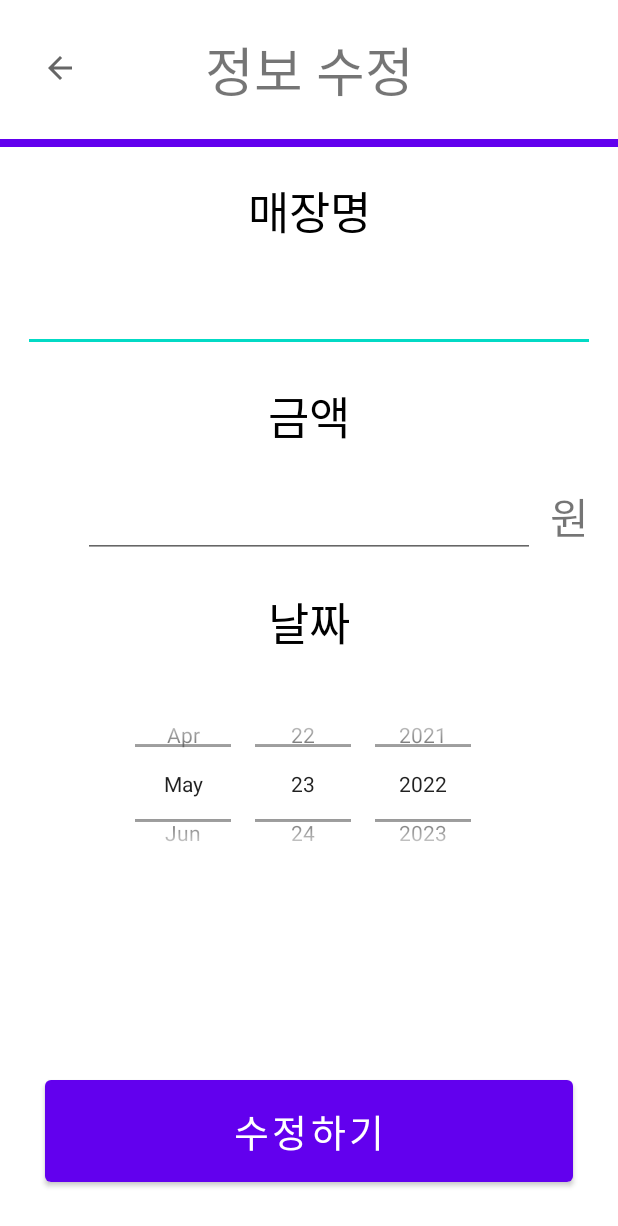
After one commit to one4524/ocrcamera, an Android app: the ModifyActivity screen opened directly, with no data from a screen before it, on a phone screen of 412 x 824 dp. The commit adds this screen. Shown: the top 1226 px of the screen. Run offline under Robolectric (Android 15) with nearby library versions, the phone set to English and light mode, and no system bars; our stand-ins replace Firebase (no records; nobody signed in at launch, a user with empty details on screens opened directly); 1 statement that could not run was skipped.

Commit message:
add btn-modify, delete

```diff
--- a/app/src/main/java/com/example/ocrcamera/DayData.kt
+++ b/app/src/main/java/com/example/ocrcamera/DayData.kt
@@ -6,5 +6,6 @@ data class DayData(
     val money: String,
     val year: String,
     val month: String,
-    val day: String
+    val day: String,
+    val docid: String
 )
--- a/app/src/main/java/com/example/ocrcamera/MainActivity.kt
+++ b/app/src/main/java/com/example/ocrcamera/MainActivity.kt
@@ -77,7 +77,8 @@ class MainActivity : AppCompatActivity() {
                         items.add(DayData(doc["id"] as String,
                             doc["place"] as String,
                             doc["money"] as String, doc["year"] as String,
-                            doc["month"] as String, doc["day"] as String
+                            doc["month"] as String, doc["day"] as String,
+                            doc.id
                         ))
                 }
 
--- /dev/null
+++ b/app/src/main/java/com/example/ocrcamera/ModifyActivity.kt
@@ -0,0 +1,53 @@
+package com.example.ocrcamera
+
+import android.content.Intent
+import androidx.appcompat.app.AppCompatActivity
+import android.os.Bundle
+import android.util.Log
+import android.widget.DatePicker
+import com.example.ocrcamera.databinding.ActivityModifyBinding
+import com.google.firebase.firestore.FirebaseFirestore
+import com.google.firebase.firestore.ktx.firestore
+import com.google.firebase.ktx.Firebase
+
+class ModifyActivity : AppCompatActivity() {
+    private lateinit var binding : ActivityModifyBinding
+    private val db: FirebaseFirestore = Firebase.firestore
+    private val itemsCollectionRef = db.collection("items") // items는 Collection ID
+
+
+    override fun onCreate(savedInstanceState: Bundle?) {
+        super.onCreate(savedInstanceState)
+        binding = ActivityModifyBinding.inflate(layoutInflater)
+        setContentView(binding.root)
+        val docId = intent.getStringExtra("docId")
+        val place = intent.getStringExtra("place")
+        val money = intent.getStringExtra("money")
+        val year = intent.getStringExtra("year")?.toInt()
+        val month = intent.getStringExtra("month")?.toInt()
+        val day = intent.getStringExtra("day")?.toInt()
+
+        binding.name.setText(place)
+        binding.money.setText(money)
+        binding.dataPicker.init(year!!,(month!!-1), day!!, DatePicker.OnDateChangedListener { datePicker, i, i2, i3 ->  })
+
+
+
+        binding.save.setOnClickListener {
+            if (docId != null) {
+                itemsCollectionRef.document(docId).update("place",binding.name.text.toString())
+                    .addOnSuccessListener { }
+                itemsCollectionRef.document(docId).update("money",binding.money.text.toString())
+                    .addOnSuccessListener { }
+                itemsCollectionRef.document(docId).update("year",binding.dataPicker.year.toString())
+                    .addOnSuccessListener { }
+                itemsCollectionRef.document(docId).update("month",(binding.dataPicker.month+1).toString())
+                    .addOnSuccessListener { }
+                itemsCollectionRef.document(docId).update("day",binding.dataPicker.dayOfMonth.toString())
+                    .addOnSuccessListener { }
+            }
+            finish()
+
+        }
+    }
+}
--- a/app/src/main/java/com/example/ocrcamera/socket.java
+++ b/app/src/main/java/com/example/ocrcamera/socket.java
@@ -19,8 +19,8 @@ public class socket {
     private Socket socket;
     private DataOutputStream dos;
     private DataInputStream dis;
-    private final String ip = "10.0.2.2";
-    //private String ip = "121.128.170.170";
+    //private final String ip = "10.0.2.2";
+    private String ip = "192.168.0.10";
     private final int port = 7070;
     private String str;
     ByteArrayOutputStream byteArray;
--- /dev/null
+++ b/app/src/main/res/layout/activity_modify.xml
@@ -0,0 +1,162 @@
+<?xml version="1.0" encoding="utf-8"?>
+<androidx.constraintlayout.widget.ConstraintLayout xmlns:android="http://schemas.android.com/apk/res/android"
+    xmlns:app="http://schemas.android.com/apk/res-auto"
+    xmlns:tools="http://schemas.android.com/tools"
+    android:layout_width="match_parent"
+    android:layout_height="match_parent"
+    tools:context=".ModifyActivity">
+
+    <ScrollView
+        android:layout_width="match_parent"
+        android:layout_height="match_parent">
+
+        <androidx.constraintlayout.widget.ConstraintLayout
+            android:layout_width="match_parent"
+            android:layout_height="wrap_content">
+
+            <TextView
+                android:id="@+id/textView1"
+                android:layout_width="wrap_content"
+                android:layout_height="wrap_content"
+                android:layout_marginTop="20dp"
+                android:text="정보 수정"
+                android:textSize="35dp"
+                app:layout_constraintEnd_toEndOf="parent"
+                app:layout_constraintStart_toStartOf="parent"
+                app:layout_constraintTop_toTopOf="parent" />
+
+            <View
+                android:id="@+id/view"
+                android:layout_width="match_parent"
+                android:layout_height="5dp"
+                android:layout_marginTop="20dp"
+                android:background="@color/purple_500"
+                app:layout_constraintEnd_toEndOf="parent"
+                app:layout_constraintStart_toStartOf="parent"
+                app:layout_constraintTop_toBottomOf="@+id/textView1" />
+
+            <TextView
+                android:id="@+id/textView2"
+                android:textColor="@color/black"
+                android:layout_width="wrap_content"
+                android:layout_height="wrap_content"
+                android:layout_marginTop="20dp"
+                android:text="매장명"
+                android:textAlignment="textEnd"
+                android:textSize="30dp"
+                app:layout_constraintEnd_toEndOf="parent"
+                app:layout_constraintStart_toStartOf="parent"
+                app:layout_constraintTop_toBottomOf="@+id/view" />
+
+            <EditText
+                android:id="@+id/name"
+                android:layout_width="match_parent"
+                android:layout_height="wrap_content"
+                android:textColor="@color/gray"
+                android:text="이름"
+                android:textSize="26dp"
+                android:layout_margin="15dp"
+                android:gravity="center"
+                app:layout_constraintEnd_toEndOf="parent"
+                app:layout_constraintStart_toStartOf="parent"
+                app:layout_constraintTop_toBottomOf="@+id/textView2" />
+
+            <TextView
+                android:id="@+id/textView3"
+                android:textColor="@color/black"
+                android:layout_width="wrap_content"
+                android:layout_height="wrap_content"
+                android:layout_marginTop="20dp"
+                android:text="금액"
+                android:textAlignment="textEnd"
+                android:textSize="30dp"
+                app:layout_constraintEnd_toEndOf="parent"
+                app:layout_constraintStart_toStartOf="parent"
+                app:layout_constraintTop_toBottomOf="@+id/name" />
+
+
+            <DatePicker
+                android:id="@+id/dataPicker"
+                android:layout_width="match_parent"
+                android:layout_height="130dp"
+                android:layout_marginTop="20dp"
+                android:calendarViewShown="false"
+                android:datePickerMode="spinner"
+                app:layout_constraintEnd_toEndOf="parent"
+                app:layout_constraintStart_toStartOf="parent"
+                app:layout_constraintTop_toBottomOf="@+id/textView4" />
+
+
+
+            <TextView
+                android:id="@+id/textView4"
+                android:layout_width="wrap_content"
+                android:layout_height="wrap_content"
+                android:layout_marginTop="20dp"
+                android:textColor="@color/black"
+                android:text="날짜"
+                android:textAlignment="textEnd"
+                android:textSize="30dp"
+                app:layout_constraintEnd_toEndOf="parent"
+                app:layout_constraintStart_toStartOf="parent"
+                app:layout_constraintTop_toBottomOf="@+id/money" />
+
+
+            <EditText
+                android:id="@+id/money"
+                android:layout_width="match_parent"
+                android:layout_height="wrap_content"
+                android:layout_marginStart="55dp"
+                android:layout_marginTop="16dp"
+                android:layout_marginEnd="55dp"
+
+                android:gravity="center"
+                android:text="0"
+                android:textColor="@color/gray"
+                android:textSize="26dp"
+                app:layout_constraintEnd_toEndOf="parent"
+                app:layout_constraintHorizontal_bias="1.0"
+                app:layout_constraintStart_toStartOf="parent"
+                app:layout_constraintTop_toBottomOf="@+id/textView3" />
+
+            <TextView
+                android:layout_width="wrap_content"
+                android:layout_height="wrap_content"
+                android:text="원"
+                android:textSize="28dp"
+                android:layout_marginStart="10dp"
+                app:layout_constraintBottom_toBottomOf="@+id/money"
+                app:layout_constraintStart_toEndOf="@+id/money"
+                app:layout_constraintTop_toTopOf="@+id/money" />
+
+
+            <ImageButton
+                android:id="@+id/detail_out"
+                android:layout_width="80dp"
+                android:layout_height="80dp"
+                android:layout_marginTop="5dp"
+                android:background="@color/white"
+                app:layout_constraintStart_toStartOf="parent"
+                app:layout_constraintTop_toTopOf="parent"
+                app:srcCompat="?attr/actionModeCloseDrawable" />
+
+
+
+        </androidx.constraintlayout.widget.ConstraintLayout>
+
+    </ScrollView>
+
+
+    <Button
+        android:id="@+id/save"
+        android:layout_width="match_parent"
+        android:layout_height="80dp"
+        android:text="수정하기"
+        android:textSize="25dp"
+        android:layout_margin="30dp"
+        app:layout_constraintBottom_toBottomOf="parent"
+        app:layout_constraintEnd_toEndOf="parent"
+        app:layout_constraintStart_toStartOf="parent" />
+
+
+</androidx.constraintlayout.widget.ConstraintLayout>
```
Also changed, not shown: app/src/main/AndroidManifest.xml (+9 -6 lines), app/src/main/java/com/example/ocrcamera/GoodsDetailActivity.kt (+20 -5 lines), app/src/main/java/com/example/ocrcamera/itemAdapter.kt (+34 -5 lines), app/src/main/res/layout/recycleview_item.xml (+36 -3 lines).
